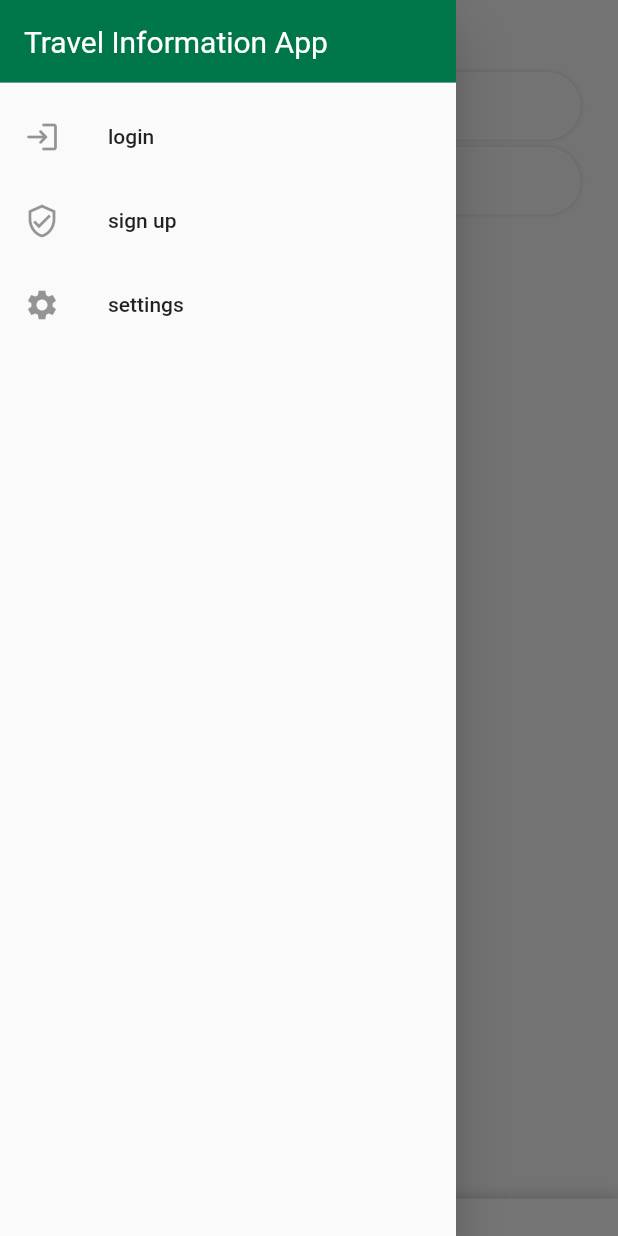
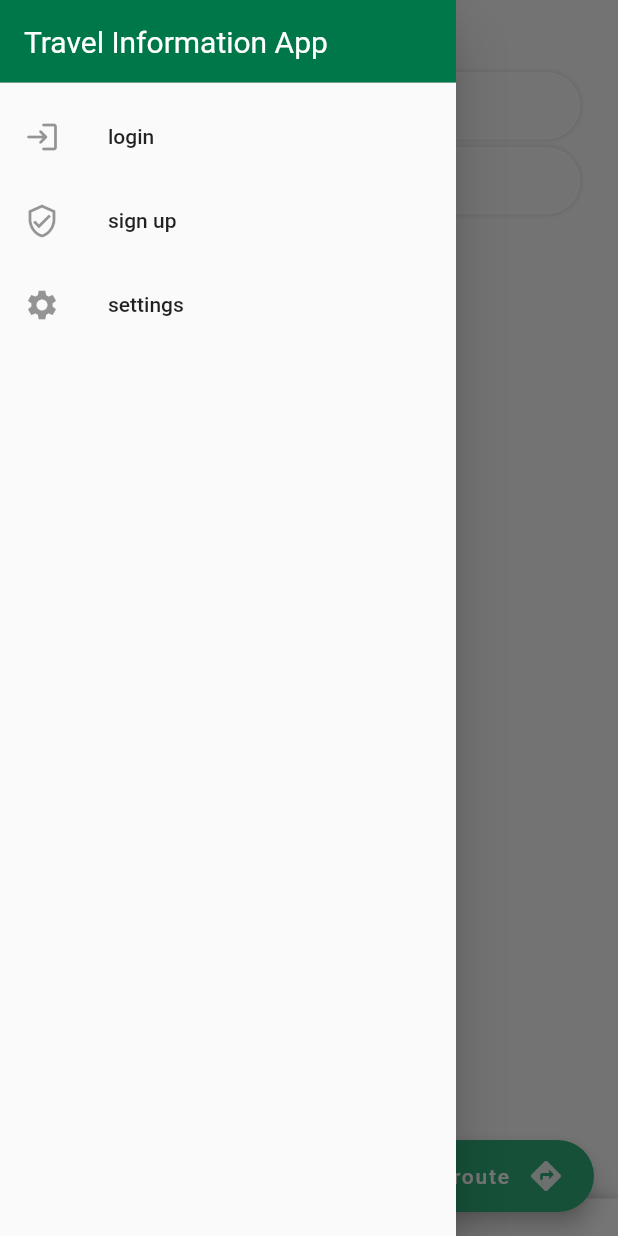
Before and after one commit to fabianleibinger/travel_information_app, a Flutter app: the screen it shows after launch, with the side drawer open, on a phone screen of 412 x 824 dp. Run offline on Flutter 3.47's test engine with Material 2 defaults, Android fonts, the phone set to English and light mode, and no system bars; drawn by our look-alikes of sliding_up_panel; our stand-ins replace flutter_map, latlong2, location; Roboto replaces fonts that are missing (Avenir).

Commit message:
added floatingactionbutton for computing a route

```diff
--- a/lib/userinterface/mappage/MapPage.dart
+++ b/lib/userinterface/mappage/MapPage.dart
@@ -36,7 +36,9 @@ class _MapPageState extends State<MapPage> {
     currentPosition
         .then((value) => setState(() {
               _userLocation = value;
-              _map = LocationMap(userLocation: _userLocation,);
+              _map = LocationMap(
+                userLocation: _userLocation,
+              );
             }))
         .onError((error, stackTrace) => ScaffoldMessenger.of(context)
             .showSnackBar(
@@ -49,6 +51,19 @@ class _MapPageState extends State<MapPage> {
     return Scaffold(
       key: _scaffoldKey,
       drawer: AppDrawer(),
+      floatingActionButton: FloatingActionButton.extended(
+        onPressed: null,
+        label: Row(
+          children: [
+            Padding(
+              padding: EdgeInsets.fromLTRB(8, 0, 12, 0),
+              child: Text("route"),
+            ),
+            Icon(Icons.directions_rounded),
+          ],
+        ),
+      ),
+      floatingActionButtonLocation: FloatingActionButtonLocation.endFloat,
       body: SlidingUpPanel(
         minHeight: 25,
         backdropEnabled: true,
```
